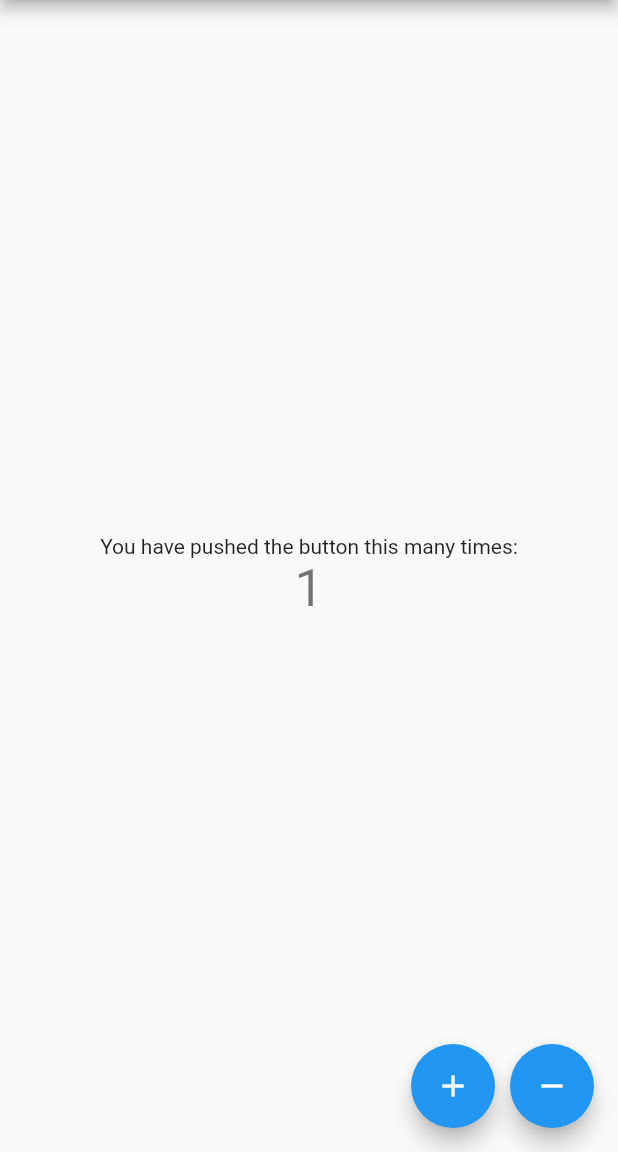
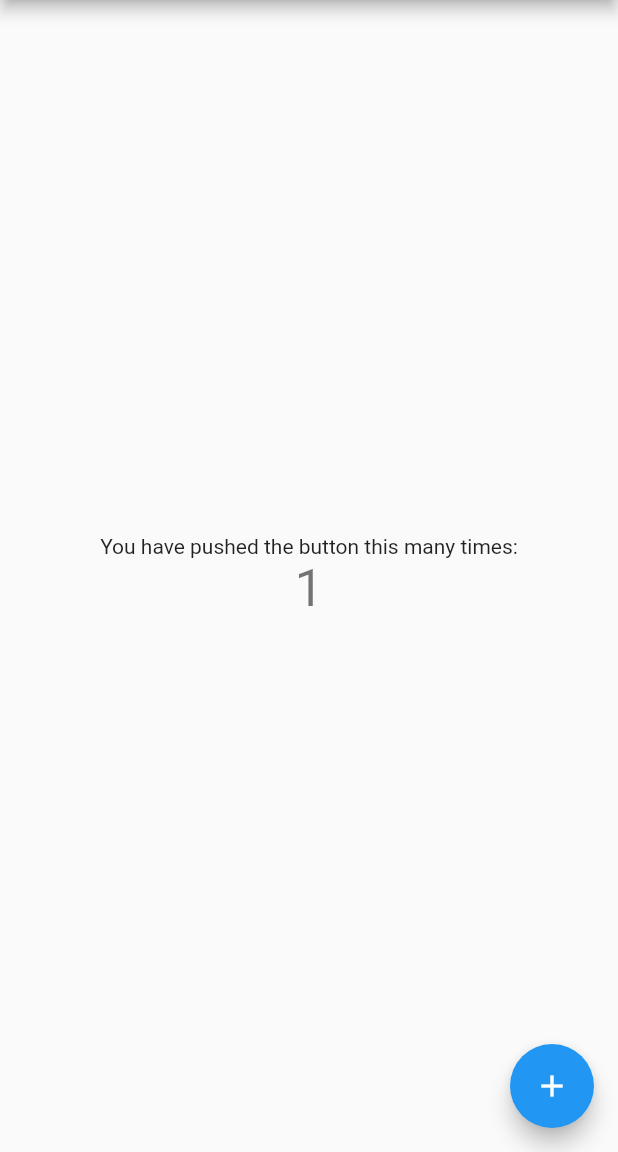
Before and after one commit to anubhavbagri/bloc-pattern, a Flutter app: the screen it shows after launch, after a tap on the "add" icon, on a phone screen of 412 x 824 dp, the part 84-1236 px from its top. Run offline on Flutter 3.47's test engine with Material 2 defaults, Android fonts, the phone set to English and light mode, and no system bars.

```diff
--- a/lib/controllers/counter_bloc.dart
+++ b/lib/controllers/counter_bloc.dart
@@ -1,35 +1,42 @@
 import 'dart:async';
 
-import '../models/counter_event.dart';
+class CounterBloc {
+  final _stateStreamController = StreamController<int>();
 
-class CounterBloc {
-  int _counter = 0;
+  StreamSink<int> get counterSink =>
+      _stateStreamController.sink; //input property
+  Stream<int> get counterStream =>
+      _stateStreamController.stream; //output property
+}
 
-  final _counterStateController = StreamController<int>();
-  StreamSink<int> get _inCounter => _counterStateController.sink;
-  // For state, exposing only a stream which outputs data
-  Stream<int> get counter => _counterStateController.stream;
-
-  final _counterEventController = StreamController<CounterEvent>();
-  // For events, exposing only a sink which is an input
-  Sink<CounterEvent> get counterEventSink => _counterEventController.sink;
-
-  CounterBloc() {
-    // Whenever there is a new event, we want to map it to a new state
-    _counterEventController.stream.listen(_mapEventToState);
-  }
-
-  void _mapEventToState(CounterEvent event) {
-    if (event is IncrementEvent)
-      _counter++;
-    else
-      _counter--;
-
-    _inCounter.add(_counter);
-  }
-
-  void dispose() {
-    _counterStateController.close();
-    _counterEventController.close();
-  }
-}
+// class CounterBloc {
+//   int _counter = 0;
+//
+//   final _counterStateController = StreamController<int>();
+//   StreamSink<int> get _inCounter => _counterStateController.sink;
+//   // For state, exposing only a stream which outputs data
+//   Stream<int> get counter => _counterStateController.stream;
+//
+//   final _counterEventController = StreamController<CounterEvent>();
+//   // For events, exposing only a sink which is an input
+//   Sink<CounterEvent> get counterEventSink => _counterEventController.sink;
+//
+//   CounterBloc() {
+//     // Whenever there is a new event, we want to map it to a new state
+//     _counterEventController.stream.listen(_mapEventToState);
+//   }
+//
+//   void _mapEventToState(CounterEvent event) {
+//     if (event is IncrementEvent)
+//       _counter++;
+//     else
+//       _counter--;
+//
+//     _inCounter.add(_counter);
+//   }
+//
+//   void dispose() {
+//     _counterStateController.close();
+//     _counterEventController.close();
+//   }
+// }
--- a/lib/views/home_page.dart
+++ b/lib/views/home_page.dart
@@ -1,5 +1,4 @@
 import 'package:bloc_pattern/controllers/counter_bloc.dart';
-import 'package:bloc_pattern/models/counter_event.dart';
 import 'package:flutter/material.dart';
 
 class MyHomePage extends StatefulWidget {
@@ -12,58 +11,43 @@ class MyHomePage extends StatefulWidget {
 }
 
 class _MyHomePageState extends State<MyHomePage> {
-  final _bloc = CounterBloc();
+  int _counter = 0;
+  final counterBloc = CounterBloc();
 
   @override
   Widget build(BuildContext context) {
+    print("-------Widget Tree-------");
     return Scaffold(
       appBar: AppBar(
         title: Text(widget.title),
       ),
       body: Center(
-        child: StreamBuilder(
-          stream: _bloc.counter,
-          initialData: 0,
-          builder: (BuildContext context, AsyncSnapshot<int> snapshot) {
-            return Column(
+        child: Column(
           mainAxisAlignment: MainAxisAlignment.center,
           children: <Widget>[
             Text(
               'You have pushed the button this many times:',
             ),
-                Text(
-                  '${snapshot.data}',
+            StreamBuilder<Object>(
+              stream: counterBloc.counterStream,
+              builder: (context, snapshot) {
+                return Text(
+                  '$_counter',
                   style: Theme.of(context).textTheme.headline4,
-                ),
-              ],
                 );
               },
             ),
+          ],
         ),
-      floatingActionButton: Row(
-        mainAxisAlignment: MainAxisAlignment.end,
-        children: [
-          FloatingActionButton(
-            onPressed: () => _bloc.counterEventSink.add(IncrementEvent()),
+      ),
+      floatingActionButton: FloatingActionButton(
+        onPressed: () {
+          _counter++;
+          counterBloc.counterSink.add(_counter);
+        },
         tooltip: 'Increment',
         child: Icon(Icons.add),
       ),
-          SizedBox(
-            width: 10,
-          ),
-          FloatingActionButton(
-            onPressed: () => _bloc.counterEventSink.add(DecrementEvent()),
-            tooltip: 'Decrement',
-            child: Icon(Icons.remove),
-          ),
-        ],
-      ),
     );
   }
-
-  @override
-  void dispose() {
-    super.dispose();
-    _bloc.dispose();
 }
-}
```
Lines whose indentation alone changed are shown as unchanged.
